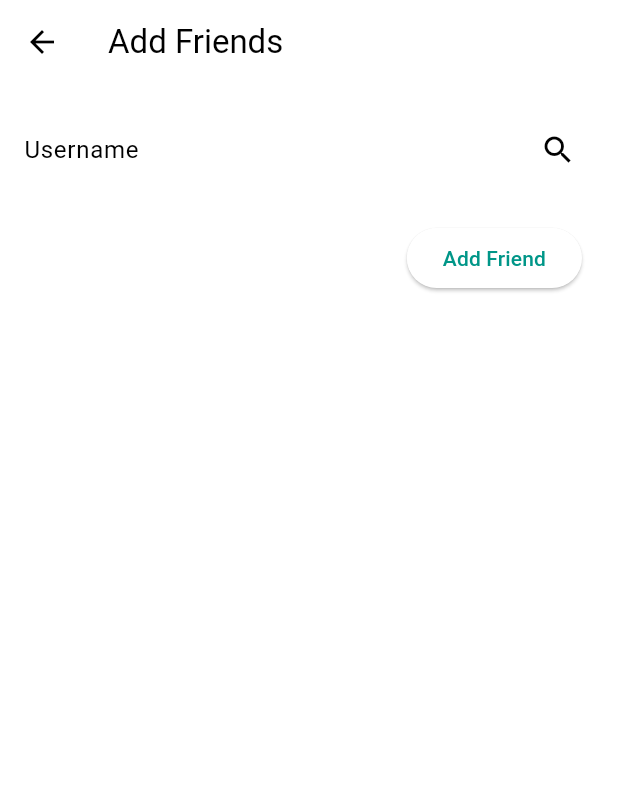
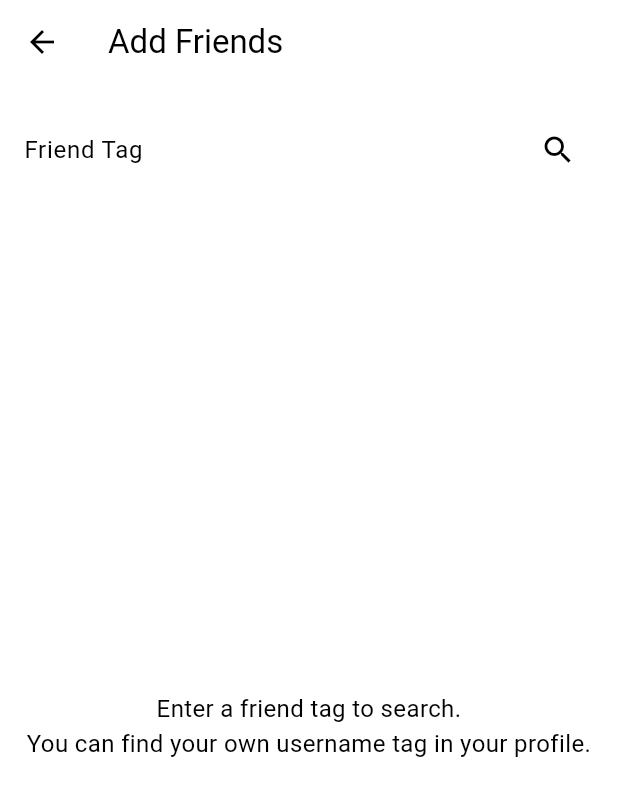
Before and after one commit to xrayso/SplitBasket, a Flutter app: the SearchUsersScreen screen opened directly, after a tap on the "search" icon, on a phone screen of 412 x 824 dp. Shown: the top 796 px of the screen. Run offline on Flutter 3.47's test engine with Material 3 defaults, Android fonts, the phone set to English and light mode, and no system bars; our stand-ins replace badges, cloud_firestore, cloud_functions, firebase_auth, firebase_core, introduction_screen and 2 more; accounts and stored records are empty.

Commit message:
fixed registration and adding friends

```diff
--- a/lib/main.dart
+++ b/lib/main.dart
@@ -33,6 +33,7 @@ class SplitBasketApp extends StatelessWidget {
     );
 
     return MaterialApp(
+      debugShowCheckedModeBanner: false,
       title: 'SplitBasket',
       theme: ThemeData(
         colorScheme: colorScheme,
--- a/lib/models/user.dart
+++ b/lib/models/user.dart
@@ -2,6 +2,7 @@ class User{
 
   final String id;
   final String userName;
+  final String friendCode;
   final String email;
   final List<String> friendIds;
   final List<String> incomingFriendRequests;
@@ -10,6 +11,7 @@ class User{
   User({
     required this.id,
     required this.userName,
+    required this.friendCode,
     required this.email,
     this.friendIds = const [],
     this.incomingFriendRequests = const [],
@@ -20,6 +22,7 @@ class User{
     return {
       'id': id,
       'userName': userName,
+      'friendCode': friendCode,
       'email': email,
       'friendIds': friendIds,
       'incomingFriendRequests': incomingFriendRequests,
@@ -31,6 +34,7 @@ class User{
     return User(
       id: map['id'] ?? '',
       userName: map['userName'] ?? '',
+      friendCode: map['friendCode'] ?? '',
       email: map['email'] ?? '',
       friendIds: List<String>.from(map['friendIds'] ?? []),
       incomingFriendRequests: List<String>.from(map['incomingFriendRequests'] ?? []),
--- a/lib/screens/main_screen.dart
+++ b/lib/screens/main_screen.dart
@@ -26,7 +26,6 @@ class _MainScreenState extends State<MainScreen> {
   @override
   Widget build(BuildContext context) {
     final currentUserId = _authService.currentUser!.uid;
-
     return Scaffold(
       body: _screens[_currentIndex],
       bottomNavigationBar: StreamBuilder<int>(
--- a/lib/screens/search_users_screen.dart
+++ b/lib/screens/search_users_screen.dart
@@ -16,11 +16,16 @@ class _SearchUsersScreenState extends State<SearchUsersScreen> {
   final DatabaseService _dbService = DatabaseService();
 
   void _searchUsers() async {
+    if (_searchQuery.length < 5) return;
+    String userName = _searchQuery.substring(0, _searchQuery.length - 5);
+    String friendCode = _searchQuery.substring(_searchQuery.length - 4, _searchQuery.length);
     final String currentUserName = await _dbService.getUserNameById(_authService.currentUser!.uid);
+
     QuerySnapshot snapshot = await FirebaseFirestore.instance
         .collection('users')
-        .where('userName', isEqualTo: _searchQuery)
+        .where('userName', isEqualTo: userName)
         .where('userName', isNotEqualTo: currentUserName)
+        .where('friendCode', isEqualTo: friendCode)
         .get();
 
     List<User> users = snapshot.docs.map((doc) {
@@ -51,9 +56,11 @@ class _SearchUsersScreenState extends State<SearchUsersScreen> {
               children: [
                 Expanded(
                   child: TextField(
-                      decoration: InputDecoration(labelText: 'Username'),
+                    decoration: InputDecoration(labelText: 'Friend Tag'),
                     onChanged: (value) {
+                      setState(() {
                         _searchQuery = value;
+                      });
                     },
                   ),
                 ),
@@ -65,10 +72,26 @@ class _SearchUsersScreenState extends State<SearchUsersScreen> {
             ),
           ),
           Expanded(
-              child: ListView(
+            child: _searchQuery.isEmpty
+                ? Center(
+              child: Text(
+                'Enter a friend tag to search.\nYou can find your own username tag in your profile.',
+                textAlign: TextAlign.center,
+                style: TextStyle(fontSize: 16),
+              ),
+            )
+                : _searchResults.isEmpty
+                ? Center(
+              child: Text(
+                'No users found. Try another search.',
+                style: TextStyle(fontSize: 16),
+              ),
+            )
+                : ListView(
               children: _searchResults.map((user) {
                 return ListTile(
                   title: Text(user.userName),
+                  subtitle: Text(user.email),
                   trailing: ElevatedButton(
                     onPressed: () => _sendFriendRequest(user.id),
                     child: Text('Add Friend'),
@@ -78,6 +101,7 @@ class _SearchUsersScreenState extends State<SearchUsersScreen> {
             ),
           ),
         ],
-        ));
+      ),
+    );
   }
 }
```
Also changed, not shown: lib/screens/home_screen.dart (+10 -1 lines), lib/screens/login_screen.dart (+5 -6 lines), lib/screens/profile_screen.dart (added, +77 -0 lines), lib/screens/register_screen.dart (+9 -8 lines), lib/services/auth_service.dart (+44 -5 lines), 1 other file. Lines whose indentation alone changed are shown as unchanged.
